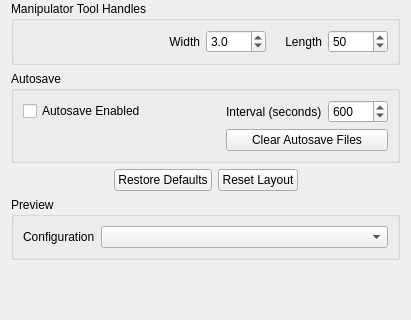
Above: src/Authoring/Qt3DStudio/UI/StudioAppPrefsPage.ui from flyhex/qt3dstudio before the change; both pictures show x 0 to 411 and y 205 to 525 of the 411 by 525 pixel window. Below: the same form after it.
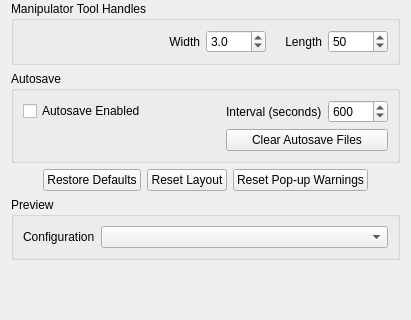
That is the form after the change.

Commit message:
Add "Do not show again" checkbox to import warning pop-ups
Make it possible to hide warnings when importing models. Warnings can be
enabled in studio preferences.

Task-id: QT3DS-4019

The edit to the form file:
```diff
--- a/src/Authoring/Qt3DStudio/UI/StudioAppPrefsPage.ui
+++ b/src/Authoring/Qt3DStudio/UI/StudioAppPrefsPage.ui
@@ -416,6 +416,16 @@
        </property>
       </widget>
      </item>
+     <item>
+      <widget class="QPushButton" name="m_buttonResetPopupWarnings">
+       <property name="toolTip">
+        <string>Click to clear &quot;Do not Show Again&quot; selections in all pop-ups.</string>
+       </property>
+       <property name="text">
+        <string>Reset Pop-up Warnings</string>
+       </property>
+      </widget>
+     </item>
      <item>
       <spacer name="horizontalSpacer">
        <property name="orientation">
```
The commit also changes 8 other files.
